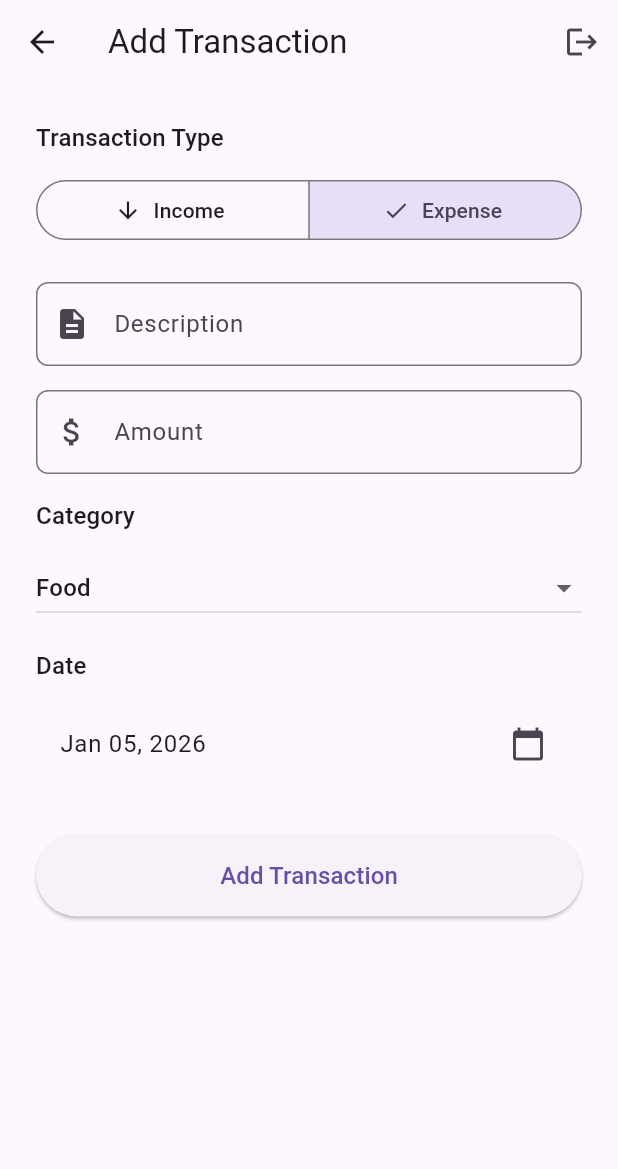
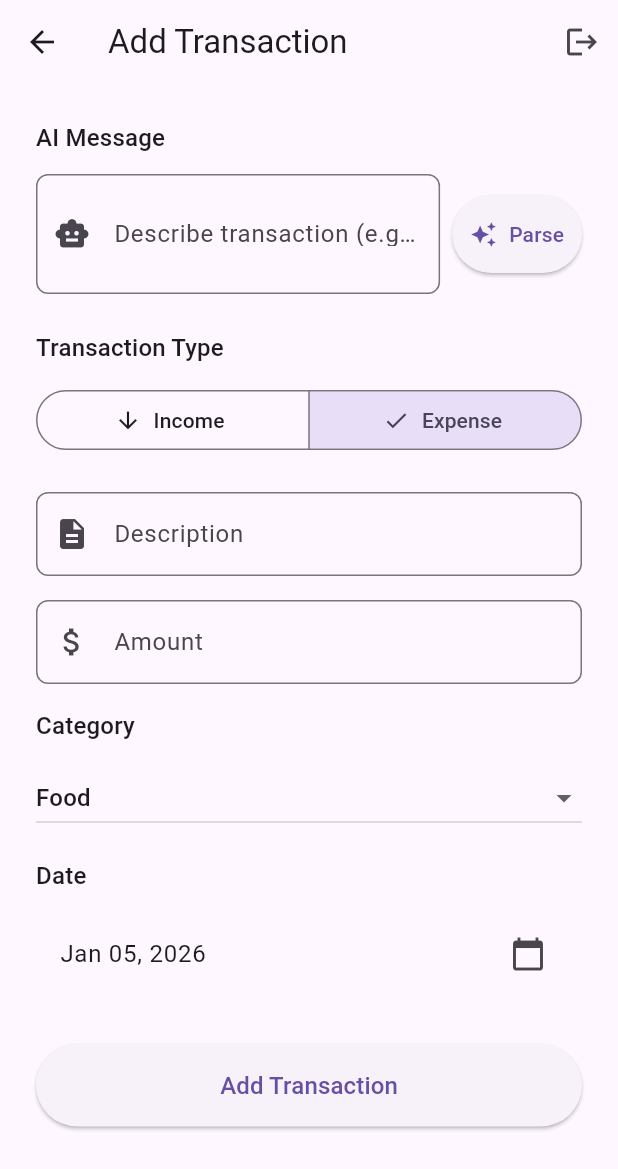
Before and after one commit to phuong-bui-88/mamoney, a Flutter app: the screen it shows once a user with an empty profile is signed in, after a tap on the "add" icon, on a phone screen of 412 x 824 dp. Shown: the top 1169 px of the screen. Run offline on Flutter 3.47's test engine with Material 3 defaults, Android fonts, the phone set to English and light mode, and no system bars; our stand-ins replace cloud_firestore, firebase_auth, firebase_core; accounts and stored records are empty.

Commit message:
add transaction

```diff
--- a/lib/main.dart
+++ b/lib/main.dart
@@ -2,6 +2,7 @@ import 'package:flutter/material.dart';
 import 'package:provider/provider.dart';
 import 'package:firebase_core/firebase_core.dart';
 import 'package:mamoney/firebase_options.dart';
+import 'package:mamoney/services/firebase_service.dart';
 import 'package:mamoney/services/auth_provider.dart';
 import 'package:mamoney/services/transaction_provider.dart';
 import 'package:mamoney/screens/login_screen.dart';
@@ -15,6 +16,8 @@ void main() async {
     await Firebase.initializeApp(
       options: DefaultFirebaseOptions.currentPlatform,
     );
+    // Initialize Firebase service after Firebase is set up
+    FirebaseService().initialize();
   } catch (e) {
     // Firebase not supported on this platform (e.g., Linux desktop)
     // The app will run without Firebase functionality
@@ -39,7 +42,7 @@ class MyApp extends StatelessWidget {
         ),
       ],
       child: MaterialApp(
-        title: 'MaMoney',
+        title: 'MaMoney1',
         theme: ThemeData(
           primarySwatch: Colors.blue,
           useMaterial3: true,
--- a/lib/screens/add_transaction_screen.dart
+++ b/lib/screens/add_transaction_screen.dart
@@ -4,6 +4,7 @@ import 'package:mamoney/models/transaction.dart';
 import 'package:mamoney/services/transaction_provider.dart';
 import 'package:mamoney/services/auth_provider.dart';
 import 'package:mamoney/services/firebase_service.dart';
+import 'package:mamoney/services/ai_service.dart';
 import 'package:intl/intl.dart';
 
 class AddTransactionScreen extends StatefulWidget {
@@ -16,9 +17,11 @@ class AddTransactionScreen extends StatefulWidget {
 class _AddTransactionScreenState extends State<AddTransactionScreen> {
   final _descriptionController = TextEditingController();
   final _amountController = TextEditingController();
+  final _aiMessageController = TextEditingController();
   TransactionType _selectedType = TransactionType.expense;
   String _selectedCategory = 'Food';
   DateTime _selectedDate = DateTime.now();
+  bool _isParsingAI = false;
 
   final List<String> incomeCategories = [
     'Salary',
@@ -41,6 +44,7 @@ class _AddTransactionScreenState extends State<AddTransactionScreen> {
   void dispose() {
     _descriptionController.dispose();
     _amountController.dispose();
+    _aiMessageController.dispose();
     super.dispose();
   }
 
@@ -100,6 +104,58 @@ class _AddTransactionScreenState extends State<AddTransactionScreen> {
     Navigator.pop(context);
   }
 
+  Future<void> _parseAIMessage() async {
+    final aiMessage = _aiMessageController.text.trim();
+
+    if (aiMessage.isEmpty) {
+      ScaffoldMessenger.of(context).showSnackBar(
+        const SnackBar(content: Text('Please enter an AI message')),
+      );
+      return;
+    }
+
+    setState(() {
+      _isParsingAI = true;
+    });
+
+    try {
+      final result = await AIService.parseTransactionMessage(aiMessage);
+
+      if (!mounted) return;
+
+      if (result.containsKey('error')) {
+        ScaffoldMessenger.of(context).showSnackBar(
+          SnackBar(content: Text('Error: ${result['error']}')),
+        );
+      } else {
+        final description = result['description'] ?? '';
+        final amount = result['amount'] ?? '';
+
+        if (description.isNotEmpty) {
+          _descriptionController.text = description;
+        }
+        if (amount.isNotEmpty) {
+          _amountController.text = amount;
+        }
+
+        ScaffoldMessenger.of(context).showSnackBar(
+          const SnackBar(
+            content: Text('Transaction details extracted successfully!'),
+          ),
+        );
+
+        // Clear AI message field
+        _aiMessageController.clear();
+      }
+    } finally {
+      if (mounted) {
+        setState(() {
+          _isParsingAI = false;
+        });
+      }
+    }
+  }
+
   @override
   Widget build(BuildContext context) {
     final categories = _selectedType == TransactionType.income
@@ -128,6 +184,54 @@ class _AddTransactionScreenState extends State<AddTransactionScreen> {
           child: Column(
             crossAxisAlignment: CrossAxisAlignment.stretch,
             children: [
+              Text(
+                'AI Message',
+                style: Theme.of(context).textTheme.titleMedium,
+              ),
+              const SizedBox(height: 12),
+              Row(
+                children: [
+                  Expanded(
+                    child: TextField(
+                      controller: _aiMessageController,
+                      decoration: InputDecoration(
+                        labelText: 'Describe transaction (e.g., "Bought lunch for 50 dollars")',
+                        border: OutlineInputBorder(
+                          borderRadius: BorderRadius.circular(8),
+                        ),
+                        prefixIcon: const Icon(Icons.smart_toy),
+                        suffixIcon: _isParsingAI
+                            ? const SizedBox(
+                                width: 20,
+                                height: 20,
+                                child: Padding(
+                                  padding: EdgeInsets.all(12.0),
+                                  child: CircularProgressIndicator(
+                                    strokeWidth: 2,
+                                  ),
+                                ),
+                              )
+                            : null,
+                      ),
+                      maxLines: 2,
+                      enabled: !_isParsingAI,
+                    ),
+                  ),
+                  const SizedBox(width: 8),
+                  ElevatedButton.icon(
+                    onPressed: _isParsingAI ? null : _parseAIMessage,
+                    icon: const Icon(Icons.auto_awesome),
+                    label: const Text('Parse'),
+                    style: ElevatedButton.styleFrom(
+                      padding: const EdgeInsets.symmetric(
+                        horizontal: 12,
+                        vertical: 16,
+                      ),
+                    ),
+                  ),
+                ],
+              ),
+              const SizedBox(height: 24),
               Text(
                 'Transaction Type',
                 style: Theme.of(context).textTheme.titleMedium,
--- /dev/null
+++ b/lib/services/ai_config.dart
@@ -0,0 +1,27 @@
+/// AI Configuration for GitHub Models (Azure OpenAI GPT-4.1)
+///
+/// Uses GitHub's AI Model Marketplace to access Azure OpenAI models
+class AIConfig {
+  // GitHub Personal Access Token (PAT)
+  // Get yours from: https://github.com/settings/tokens
+  // Make sure to enable 'read:model-garden' scope
+  static const String githubToken =
+      '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';
+
+  // GitHub Models endpoint
+  static const String endpoint = 'https://models.github.ai/inference';
+
+  // Model name from GitHub Marketplace
+  static const String model = 'openai/gpt-4.1';
+
+  // Alternative models available:
+  // 'openai/gpt-4'
+  // 'openai/gpt-3.5-turbo'
+  // 'meta/llama-2-7b'
+  // 'meta/llama-2-70b'
+
+  /// Get full API endpoint for chat completions
+  static String getApiUrl() {
+    return '$endpoint/chat/completions';
+  }
+}
--- a/lib/services/auth_provider.dart
+++ b/lib/services/auth_provider.dart
@@ -15,7 +15,9 @@ class AuthProvider extends ChangeNotifier {
   bool get isAuthenticated => _user != null;
 
   AuthProvider() {
-    _initializeAuthState();
+    if (_firebaseService.isInitialized) {
+      _initializeAuthState();
+    }
   }
 
   Future<void> _initializeAuthState() async {
--- a/lib/services/firebase_service.dart
+++ b/lib/services/firebase_service.dart
@@ -6,6 +6,7 @@ import 'package:uuid/uuid.dart';
 
 class FirebaseService {
   static final FirebaseService _instance = FirebaseService._internal();
+  static bool _isInitialized = false;
 
   factory FirebaseService() {
     return _instance;
@@ -13,17 +14,44 @@ class FirebaseService {
 
   FirebaseService._internal();
 
-  final auth.FirebaseAuth _firebaseAuth = auth.FirebaseAuth.instance;
-  final FirebaseFirestore _firestore = FirebaseFirestore.instance;
+  late final auth.FirebaseAuth _firebaseAuth;
+  late final FirebaseFirestore _firestore;
+
+  bool get isInitialized => _isInitialized;
+
+  void initialize() {
+    if (!_isInitialized) {
+      try {
+        _firebaseAuth = auth.FirebaseAuth.instance;
+        _firestore = FirebaseFirestore.instance;
+        _isInitialized = true;
+      } catch (e) {
+        print('Firebase initialization failed: $e');
+      }
+    }
+  }
 
   // Auth Stream
-  Stream<auth.User?> get authStateChanges => _firebaseAuth.authStateChanges();
+  Stream<auth.User?> get authStateChanges {
+    if (!_isInitialized) {
+      return Stream.value(null);
+    }
+    return _firebaseAuth.authStateChanges();
+  }
 
   // Get current user
-  auth.User? get currentUser => _firebaseAuth.currentUser;
+  auth.User? get currentUser {
+    if (!_isInitialized) {
+      return null;
+    }
+    return _firebaseAuth.currentUser;
+  }
 
   // Sign up with email and password
   Future<auth.User?> signUp(String email, String password) async {
+    if (!_isInitialized) {
+      throw Exception('Firebase is not initialized');
+    }
     try {
       final userCredential = await _firebaseAuth.createUserWithEmailAndPassword(
         email: email,
@@ -50,6 +78,9 @@ class FirebaseService {
 
   // Sign in with email and password
   Future<auth.User?> signIn(String email, String password) async {
+    if (!_isInitialized) {
+      throw Exception('Firebase is not initialized');
+    }
     try {
       final userCredential = await _firebaseAuth.signInWithEmailAndPassword(
         email: email,
@@ -63,6 +94,9 @@ class FirebaseService {
 
   // Sign out
   Future<void> signOut() async {
+    if (!_isInitialized) {
+      return;
+    }
     try {
       await _firebaseAuth.signOut();
     } catch (e) {
@@ -72,6 +106,9 @@ class FirebaseService {
 
   // Add transaction
   Future<String> addTransaction(models.Transaction transaction) async {
+    if (!_isInitialized) {
+      throw Exception('Firebase is not initialized');
+    }
     try {
       final id = const Uuid().v4();
       final uid = _firebaseAuth.currentUser?.uid;
@@ -112,6 +149,9 @@ class FirebaseService {
 
   // Delete transaction
   Future<void> deleteTransaction(String transactionId) async {
+    if (!_isInitialized) {
+      return;
+    }
     try {
       await _firestore.collection('transactions').doc(transactionId).delete();
     } catch (e) {
@@ -121,6 +161,9 @@ class FirebaseService {
 
   // Update transaction
   Future<void> updateTransaction(models.Transaction transaction) async {
+    if (!_isInitialized) {
+      return;
+    }
     try {
       await _firestore
           .collection('transactions')
@@ -133,6 +176,9 @@ class FirebaseService {
 
   // Get user data
   Future<User?> getUserData(String userId) async {
+    if (!_isInitialized) {
+      return null;
+    }
     try {
       final doc = await _firestore.collection('users').doc(userId).get();
       if (doc.exists) {
--- a/pubspec.yaml
+++ b/pubspec.yaml
@@ -23,6 +23,9 @@ dependencies:
   # UI
   intl: ^0.20.2
 
+  # AI
+  http: ^1.1.0
+
   # Utilities
   get_it: ^9.2.0
   uuid: ^4.0.0
```
Also changed, not shown: lib/services/ai_service.dart (added, +140 -0 lines), .devcontainer/devcontainer.json, 120 other files.
